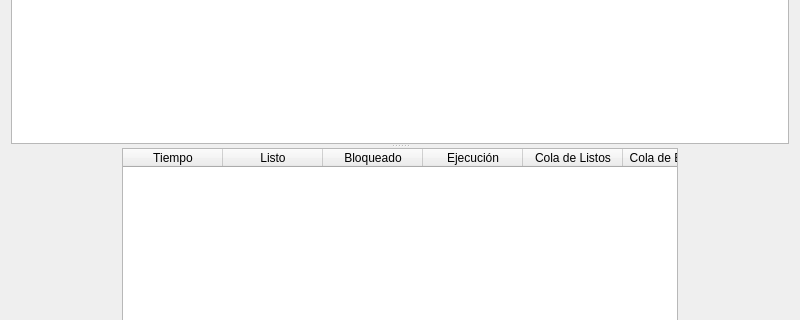
Qt form Form_Resultado.ui (ianv97/SO) before a commit; both pictures show x 0 to 800 and y 163 to 483 of the 800 by 600 pixel window.
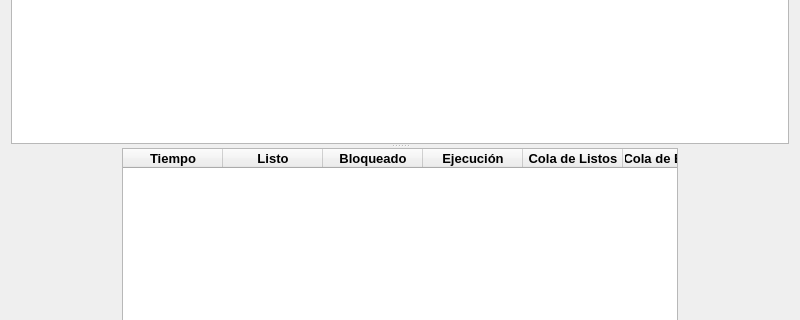
The same form after that commit. Icons and pictures are not drawn.

```diff
--- a/Form_Resultado.ui
+++ b/Form_Resultado.ui
@@ -69,51 +69,121 @@
           <property name="text">
            <string>Tiempo</string>
           </property>
+          <property name="font">
+           <font>
+            <pointsize>10</pointsize>
+            <weight>75</weight>
+            <bold>true</bold>
+           </font>
+          </property>
          </column>
          <column>
           <property name="text">
            <string>Listo</string>
           </property>
+          <property name="font">
+           <font>
+            <pointsize>10</pointsize>
+            <weight>75</weight>
+            <bold>true</bold>
+           </font>
+          </property>
          </column>
          <column>
           <property name="text">
            <string>Bloqueado</string>
           </property>
+          <property name="font">
+           <font>
+            <pointsize>10</pointsize>
+            <weight>75</weight>
+            <bold>true</bold>
+           </font>
+          </property>
          </column>
          <column>
           <property name="text">
            <string>Ejecución</string>
           </property>
+          <property name="font">
+           <font>
+            <pointsize>10</pointsize>
+            <weight>75</weight>
+            <bold>true</bold>
+           </font>
+          </property>
          </column>
          <column>
           <property name="text">
            <string>Cola de Listos</string>
           </property>
+          <property name="font">
+           <font>
+            <pointsize>10</pointsize>
+            <weight>75</weight>
+            <bold>true</bold>
+           </font>
+          </property>
          </column>
          <column>
           <property name="text">
            <string>Cola de Entrada</string>
           </property>
+          <property name="font">
+           <font>
+            <pointsize>10</pointsize>
+            <weight>75</weight>
+            <bold>true</bold>
+           </font>
+          </property>
          </column>
          <column>
           <property name="text">
            <string>Cola de Salida</string>
           </property>
+          <property name="font">
+           <font>
+            <pointsize>10</pointsize>
+            <weight>75</weight>
+            <bold>true</bold>
+           </font>
+          </property>
          </column>
          <column>
           <property name="text">
            <string>CPU</string>
           </property>
+          <property name="font">
+           <font>
+            <pointsize>10</pointsize>
+            <weight>75</weight>
+            <bold>true</bold>
+           </font>
+          </property>
          </column>
          <column>
           <property name="text">
            <string>Entrada</string>
           </property>
+          <property name="font">
+           <font>
+            <pointsize>10</pointsize>
+            <weight>75</weight>
+            <bold>true</bold>
+           </font>
+          </property>
          </column>
          <column>
           <property name="text">
            <string>Salida</string>
           </property>
+          <property name="font">
+           <font>
+            <pointsize>10</pointsize>
+            <weight>75</weight>
+            <bold>true</bold>
+           </font>
+          </property>
          </column>
         </widget>
        </item>
```
Left out of the diff: 2 changed lines with no effect on the pictures.
